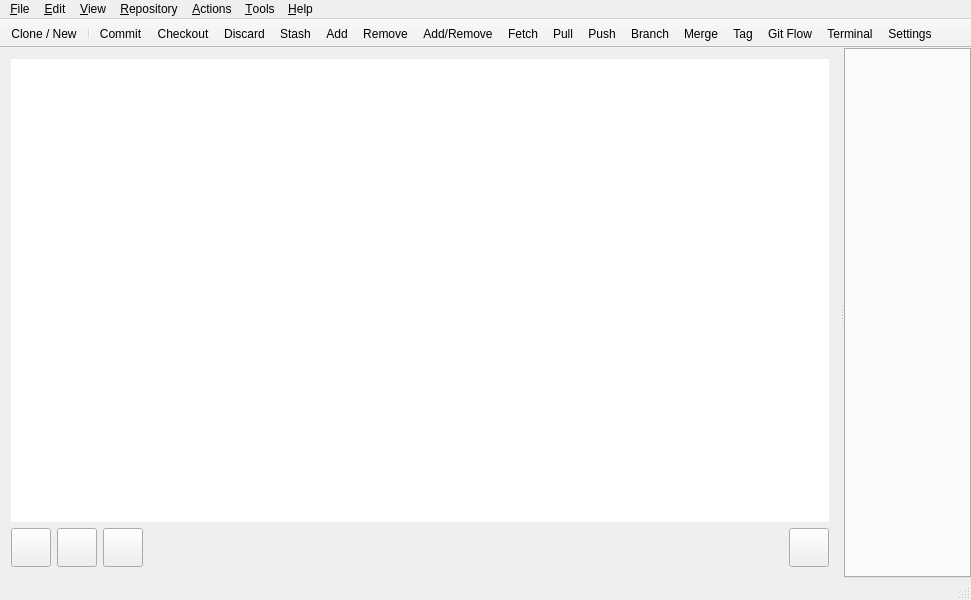
This is qgitmastermainwindow.ui in bokic/gitmaster as Qt 5 draws it before an edit. The edited form follows.
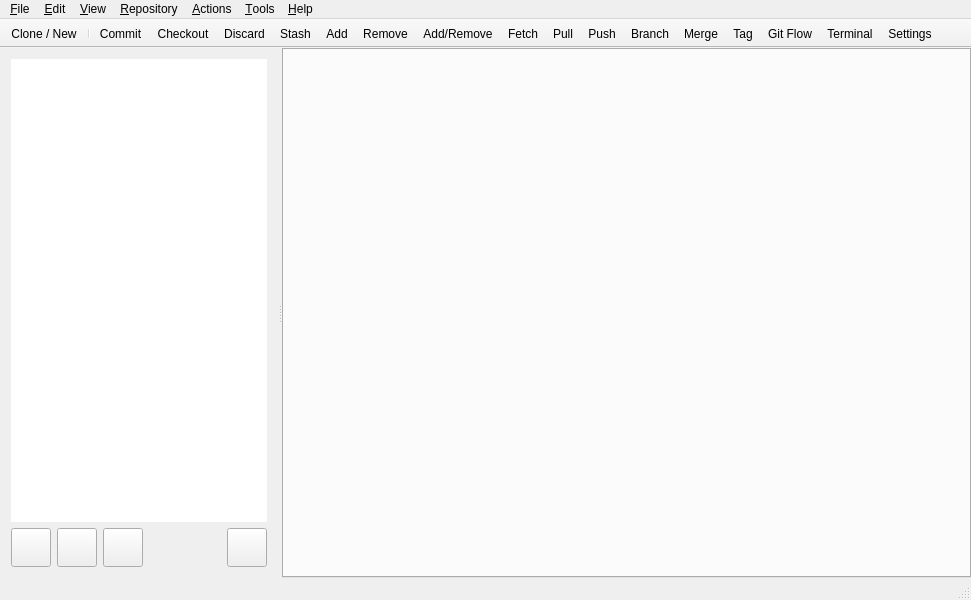
This is the edited form. Icons and pictures are not drawn. Custom widgets are drawn as their Qt base class.

Commit message: Properly set stretch factor.

```diff
--- a/qgitmastermainwindow.ui
+++ b/qgitmastermainwindow.ui
@@ -139,6 +139,12 @@
        </layout>
       </widget>
       <widget class="QTabWidget" name="tabWidget">
+       <property name="sizePolicy">
+        <sizepolicy hsizetype="Expanding" vsizetype="Expanding">
+         <horstretch>1</horstretch>
+         <verstretch>0</verstretch>
+        </sizepolicy>
+       </property>
        <property name="styleSheet">
         <string notr="true">backgrouund: .QMenuBar.background</string>
        </property>
```
The commit also changes 1 other file.
